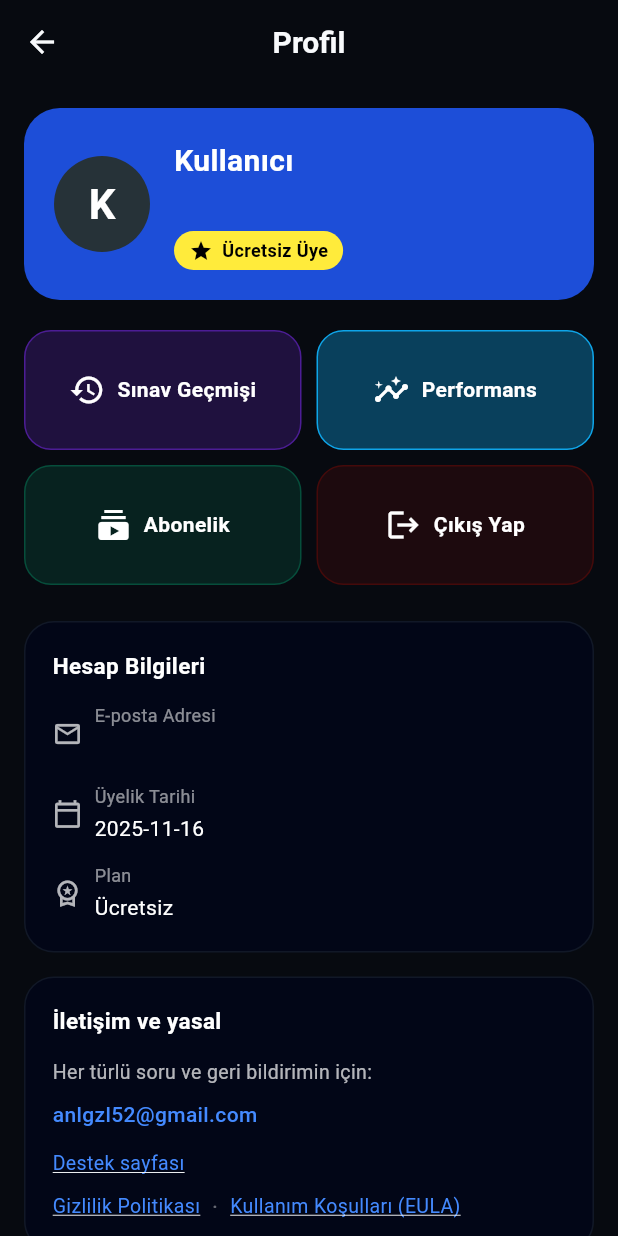
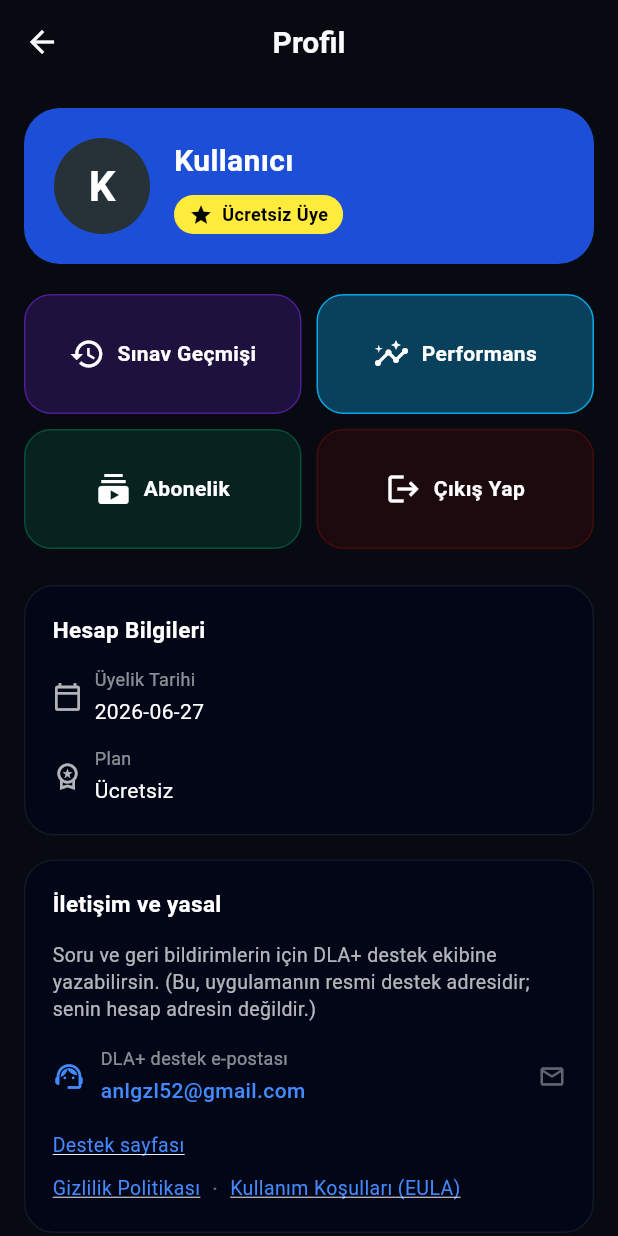
Before and after one commit to ANLGZL52/delea-app, a Flutter app: the screen it shows after launch, after a tap on the "person" icon, on a phone screen of 412 x 824 dp. Run offline on Flutter 3.47's test engine with Material 3 defaults, Android fonts, the phone set to English and light mode, and no system bars; our stand-ins replace device_preview, firebase_core, fl_chart, flutter_tts, in_app_purchase, permission_handler and 1 more; missing offline and left inert: dart:html, record; accounts and stored records are empty; network calls fail.

Commit message:
fix: ödeme doğrulama sağlamlaştırma + profil iyileştirmeleri, build 1.0.11+22
Ödeme/abonelik:
- verify.py: /verify/purchase yanıtlarına `evaluated` bayrağı (sunucu Apple/Play'e
  ulaşıp kesin yanıt aldı mı). Eski istemcilerle geriye uyumlu.
- purchase_service.dart: akıllı fallback — doğrulandıysa gerçek expiry; doğrulama
  yapılamadıysa (secret yok/ağ) cömert 32g fallback; sunucu kesin "aktif değil"
  dediyse 3g grace. Ödeyen kullanıcı asla mağdur edilmez.
- main.dart + purchase_service.dart: açılışta sessiz restorePurchases ile yeniden
  doğrulama; uzun süre uygulamayı açmayan ödeyen kullanıcı premium kaybetmez.
- api_service.dart: release default baseUrl ölü api.delea.app -> çalışan Railway
  adresi (dart-define yoksa bile ölü API'ye gitmez).

Profil:
- session_service.dart: üyelik tarihi cihaza özel ilk-kurulum damgası (sabit
  2025-11-16 kaldırıldı).
- profile_screen.dart: kullanıcı e-postası gösterimi kaldırıldı; destek e-postası
  açıkça "DLA+ destek e-postası (hesap adresin değildir)" olarak etiketlendi,
  mailto ile tıklanabilir.

Bakım:
- pubspec: 1.0.10+21 -> 1.0.11+22 (App Store yeni build numarası).
- widget_test.dart: kırık varsayılan şablon -> çalışan smoke test.
- çöp asset'ler (app_icon_backup.png, preview.html) silindi.

Co-Authored-By: Claude Opus 4.8 <noreply@anthropic.com>

```diff
--- a/mobile/lib/main.dart
+++ b/mobile/lib/main.dart
@@ -1,3 +1,5 @@
+import 'dart:async';
+
 import 'package:device_preview/device_preview.dart';
 import 'package:flutter/foundation.dart';
 import 'package:flutter/material.dart';
@@ -14,6 +16,9 @@ Future<void> main() async {
   WidgetsFlutterBinding.ensureInitialized();
   await configureFirebase();
   await PurchaseService.instance.init();
+  // Açılışta aktif aboneliği sessizce tazele (yenileme/expiry güncellensin;
+  // ödeyen kullanıcı premium'unu kaybetmesin). Başlatmayı bloklamaz.
+  unawaited(PurchaseService.instance.refreshOnLaunch());
   await PlanService.isPremium();
   await SessionService.ensureDefaultProfile();
 
--- a/mobile/lib/screens/profile_screen.dart
+++ b/mobile/lib/screens/profile_screen.dart
@@ -23,8 +23,7 @@ class _ProfileScreenState extends State<ProfileScreen> {
   bool _loadingPlan = true;
   bool _signedIn = true;
   String _userName = SessionService.guestDisplayName;
-  String _userEmail = SessionService.guestEmail;
-  final String _memberSince = '2025-11-16';
+  String _memberSince = '—';
 
   @override
   void initState() {
@@ -33,22 +32,38 @@ class _ProfileScreenState extends State<ProfileScreen> {
   }
 
   Future<void> _loadAll() async {
-    await SessionService.ensureDefaultProfile(
-      defaultName: 'Kullanıcı',
-      defaultEmail: AppLegal.supportEmail,
-    );
+    await SessionService.ensureDefaultProfile(defaultName: 'Kullanıcı');
+    await SessionService.removeStoredEmailIfEquals(AppLegal.supportEmail);
     final isPrem = await PlanService.isPremium();
     final signedIn = await SessionService.isSignedIn();
     final name = await SessionService.displayName();
-    final email = await SessionService.email();
+    final since = await SessionService.memberSince();
     if (!mounted) return;
     setState(() {
       _isPremium = isPrem;
       _signedIn = signedIn;
       _userName = name;
-      _userEmail = email;
+      _memberSince = _formatDate(since);
       _loadingPlan = false;
     });
+  }
+
+  String _formatDate(DateTime d) {
+    String two(int n) => n.toString().padLeft(2, '0');
+    return '${d.year}-${two(d.month)}-${two(d.day)}';
+  }
+
+  Future<void> _emailSupport() async {
+    try {
+      await openLegalUrl('mailto:${AppLegal.supportEmail}');
+    } catch (_) {
+      if (!mounted) return;
+      ScaffoldMessenger.of(context).showSnackBar(
+        SnackBar(
+          content: Text('E-posta uygulaması açılamadı: ${AppLegal.supportEmail}'),
+        ),
+      );
+    }
   }
 
   void _onTapExamHistory() {
@@ -70,10 +85,7 @@ class _ProfileScreenState extends State<ProfileScreen> {
   }
 
   Future<void> _onTapSignIn() async {
-    await SessionService.signIn(
-      displayName: 'Kullanıcı',
-      email: AppLegal.supportEmail,
-    );
+    await SessionService.signIn();
     await _loadAll();
     if (!mounted) return;
     ScaffoldMessenger.of(context).showSnackBar(
@@ -177,14 +189,6 @@ class _ProfileScreenState extends State<ProfileScreen> {
                             fontWeight: FontWeight.w700,
                           ),
                         ),
-                        const SizedBox(height: 4),
-                        Text(
-                          _userEmail,
-                          style: const TextStyle(
-                            color: Colors.white70,
-                            fontSize: 13,
-                          ),
-                        ),
                         const SizedBox(height: 8),
                         Container(
                           padding: const EdgeInsets.symmetric(
@@ -284,12 +288,6 @@ class _ProfileScreenState extends State<ProfileScreen> {
                 crossAxisAlignment: CrossAxisAlignment.start,
                 children: [
                   _InfoRow(
-                    icon: Icons.email_outlined,
-                    label: "E-posta Adresi",
-                    value: _userEmail,
-                  ),
-                  const SizedBox(height: 12),
-                  _InfoRow(
                     icon: Icons.calendar_today_outlined,
                     label: "Üyelik Tarihi",
                     value: _memberSince,
@@ -313,19 +311,59 @@ class _ProfileScreenState extends State<ProfileScreen> {
                 crossAxisAlignment: CrossAxisAlignment.start,
                 children: [
                   const Text(
-                    'Her türlü soru ve geri bildirimin için:',
+                    'Soru ve geri bildirimlerin için DLA+ destek ekibine '
+                    'yazabilirsin. (Bu, uygulamanın resmi destek adresidir; '
+                    'senin hesap adresin değildir.)',
                     style: TextStyle(
                       color: Colors.white70,
                       fontSize: 13,
+                      height: 1.4,
                     ),
                   ),
-                  const SizedBox(height: 8),
+                  const SizedBox(height: 12),
+                  InkWell(
+                    onTap: _emailSupport,
+                    borderRadius: BorderRadius.circular(10),
+                    child: Padding(
+                      padding: const EdgeInsets.symmetric(vertical: 4),
+                      child: Row(
+                        children: [
+                          const Icon(
+                            Icons.support_agent,
+                            color: Colors.blueAccent,
+                            size: 22,
+                          ),
+                          const SizedBox(width: 10),
+                          Expanded(
+                            child: Column(
+                              crossAxisAlignment: CrossAxisAlignment.start,
+                              children: [
+                                const Text(
+                                  'DLA+ destek e-postası',
+                                  style: TextStyle(
+                                    color: Colors.white54,
+                                    fontSize: 12,
+                                  ),
+                                ),
+                                const SizedBox(height: 2),
                                 Text(
                                   AppLegal.supportEmail,
                                   style: const TextStyle(
                                     color: Colors.blueAccent,
                                     fontSize: 14,
                                     fontWeight: FontWeight.w500,
+                                  ),
+                                ),
+                              ],
+                            ),
+                          ),
+                          const Icon(
+                            Icons.mail_outline,
+                            color: Colors.white38,
+                            size: 18,
+                          ),
+                        ],
+                      ),
                     ),
                   ),
                   const SizedBox(height: 12),
--- a/mobile/lib/services/api_service.dart
+++ b/mobile/lib/services/api_service.dart
@@ -35,7 +35,10 @@ class ApiService {
       }
       return _apiBaseUrlEnv;
     }
-    if (kReleaseMode) return 'https://api.delea.app';
+    // Release varsayılanı: gerçek çalışan backend. (api.delea.app henüz DNS'te
+    // çözülmüyor; --dart-define=API_BASE_URL=... verilmezse bile uygulama
+    // sessizce ölü adrese gitmemeli.)
+    if (kReleaseMode) return 'https://delea-app-production.up.railway.app';
     if (!kIsWeb &&
         (isAndroidPlatform || defaultTargetPlatform == TargetPlatform.android)) {
       return 'http://10.0.2.2:8000';
--- a/mobile/lib/services/purchase_service.dart
+++ b/mobile/lib/services/purchase_service.dart
@@ -154,7 +154,16 @@ class PurchaseService {
     return null;
   }
 
-  /// Mağaza satın alımı onaylandıysa premium aç; sunucu yanıt vermezse yerel yedek.
+  /// Mağaza satın alımı onaylandıysa premium aç.
+  ///
+  /// Doğrulama mantığı (ödeyen kullanıcı asla mağdur edilmeyecek şekilde):
+  /// - Sunucu DOĞRULADI (`verified:true`)  → gerçek `expires_at_ms` kullanılır.
+  /// - Sunucu doğrulama YAPAMADI (`evaluated:false`: secret yok / ağ hatası)
+  ///   → mağaza zaten ödemeyi onayladığı için cömert 32 günlük fallback. Sonraki
+  ///     açılışta `refreshOnLaunch` ile yeniden doğrulanır ve gerçek süreye oturur.
+  /// - Sunucu KESİN "aktif değil" dedi (`evaluated:true`, verified:false: iade/
+  ///   iptal/henüz Apple'a yansımamış yeni satın alma) → kısa 3 günlük grace;
+  ///     geçici yansıma gecikmesini tolere eder ama suistimali sınırlar.
   Future<void> _activatePremiumFromPurchase(
     PurchaseDetails purchaseDetails,
   ) async {
@@ -162,6 +171,7 @@ class PurchaseService {
 
     final token = _purchaseVerificationPayload(purchaseDetails);
     var serverVerified = false;
+    var serverEvaluated = false; // sunucu kesin bir yanıt verdi mi?
     int? expiresAtMs;
 
     if (token.isNotEmpty) {
@@ -173,11 +183,17 @@ class PurchaseService {
         );
         if (result['verified'] == true) {
           serverVerified = true;
+          serverEvaluated = true;
           expiresAtMs = _parseExpiresAtMs(result['expires_at_ms']);
-        } else if (kDebugMode) {
-          print('Purchase server verify failed: ${result['reason']}');
+        } else {
+          // Eski backend `evaluated` döndürmez → null → false → cömert fallback.
+          serverEvaluated = result['evaluated'] == true;
+          if (kDebugMode) {
+            print('Purchase server verify failed: ${result['reason']}');
+          }
         }
       } catch (e) {
+        // Ağ/sunucu hatası: doğrulama yapılamadı → cömert fallback.
         if (kDebugMode) {
           print('Purchase verification error: $e');
         }
@@ -186,8 +202,18 @@ class PurchaseService {
 
     if (serverVerified) {
       await PlanService.setPremium(expiresAtMs: expiresAtMs);
+    } else if (serverEvaluated) {
+      // Sunucuya ulaşıldı ve "aktif değil" denildi. Yeni satın almanın Apple'a
+      // yansıması gecikmiş olabilir → kısa grace ver, sonraki açılışta düzeltilir.
+      final graceExpiry = DateTime.now()
+          .add(const Duration(days: 3))
+          .millisecondsSinceEpoch;
+      await PlanService.setPremium(expiresAtMs: graceExpiry);
+      if (kDebugMode) {
+        print('Premium kısa grace ile açıldı (sunucu aktif abonelik görmedi).');
+      }
     } else {
-      // Mağaza satın alımı tamamlandı; backend yapılandırılmamış veya geçici hata.
+      // Doğrulama yapılamadı (secret yok / ağ). Mağaza ödemeyi onayladı → cömert fallback.
       final fallbackExpiry = DateTime.now()
           .add(const Duration(days: 32))
           .millisecondsSinceEpoch;
@@ -201,6 +227,21 @@ class PurchaseService {
 
     if (!_premiumActivatedController.isClosed) {
       _premiumActivatedController.add(null);
+    }
+  }
+
+  /// Uygulama açılışında sessizce aktif abonelikleri tazeler: mağaza, aktif
+  /// abonelik/yenileme işlemlerini `purchaseStream`'e yeniden gönderir; böylece
+  /// `expires_at_ms` güncellenir ve uzun süre uygulamayı açmayan ödeyen
+  /// kullanıcı premium'unu kaybetmez. Sessiz ve hataya dayanıklıdır.
+  Future<void> refreshOnLaunch() async {
+    if (!_isSupportedPlatform || !_isAvailable) return;
+    try {
+      await _iap.restorePurchases();
+    } catch (e) {
+      if (kDebugMode) {
+        print('refreshOnLaunch restore error: $e');
+      }
     }
   }
 
--- a/mobile/lib/services/session_service.dart
+++ b/mobile/lib/services/session_service.dart
@@ -7,6 +7,7 @@ class SessionService {
   static const String _keySignedIn = 'session_signed_in';
   static const String _keyDisplayName = 'session_display_name';
   static const String _keyEmail = 'session_email';
+  static const String _keyMemberSinceMs = 'session_member_since_ms';
 
   static const String guestDisplayName = 'Misafir';
   static const String guestEmail = '—';
@@ -43,6 +44,23 @@ class SessionService {
     if (!prefs.containsKey(_keySignedIn)) {
       await prefs.setBool(_keySignedIn, true);
     }
+    // Üyelik tarihi: bu cihazda ilk kurulumda damgalanır (sabit değil, kişiye özel).
+    if (!prefs.containsKey(_keyMemberSinceMs)) {
+      await prefs.setInt(
+        _keyMemberSinceMs,
+        DateTime.now().millisecondsSinceEpoch,
+      );
+    }
+  }
+
+  /// Bu cihazdaki ilk kullanım (üyelik) tarihi. Kayıt yoksa bugünü damgalar.
+  static Future<DateTime> memberSince() async {
+    final prefs = await SharedPreferences.getInstance();
+    final ms = prefs.getInt(_keyMemberSinceMs);
+    if (ms != null) return DateTime.fromMillisecondsSinceEpoch(ms);
+    final now = DateTime.now();
+    await prefs.setInt(_keyMemberSinceMs, now.millisecondsSinceEpoch);
+    return now;
   }
 
   static Future<void> signOut() async {
@@ -50,13 +68,17 @@ class SessionService {
     await prefs.setBool(_keySignedIn, false);
   }
 
-  static Future<void> signIn({
-    required String displayName,
-    required String email,
-  }) async {
+  static Future<void> signIn({String displayName = 'Kullanıcı'}) async {
     final prefs = await SharedPreferences.getInstance();
     await prefs.setBool(_keySignedIn, true);
     await prefs.setString(_keyDisplayName, displayName);
-    await prefs.setString(_keyEmail, email);
+  }
+
+  /// Eski sürümlerde destek e-postası profil e-postası olarak kaydedilmiş olabilir.
+  static Future<void> removeStoredEmailIfEquals(String email) async {
+    final prefs = await SharedPreferences.getInstance();
+    if (prefs.getString(_keyEmail) == email) {
+      await prefs.remove(_keyEmail);
+    }
   }
 }
--- a/mobile/pubspec.yaml
+++ b/mobile/pubspec.yaml
@@ -2,7 +2,7 @@ name: mobile
 description: "DLA+ — DLA / kabin mülakatı için İngilizce konuşma pratiği (Flutter)."
 publish_to: 'none'
 
-version: 1.0.10+21
+version: 1.0.11+22
 
 environment:
   sdk: '>=3.9.0 <4.0.0'
```
Also changed, not shown: 2 other files. Lines whose indentation alone changed are shown as unchanged.
